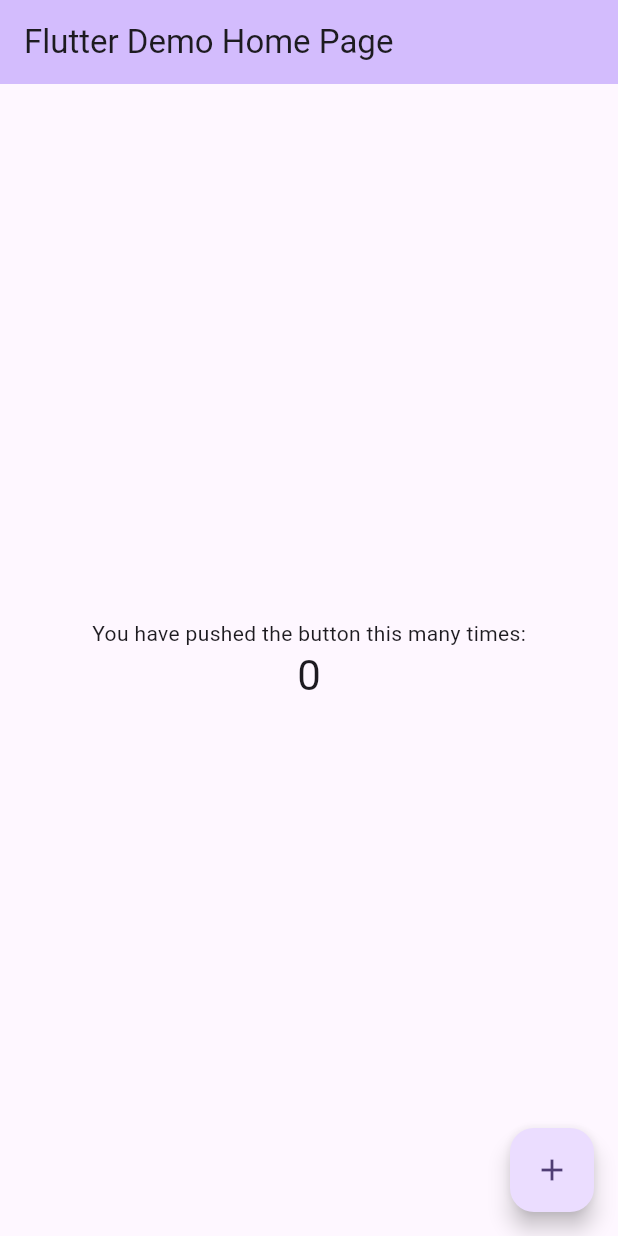
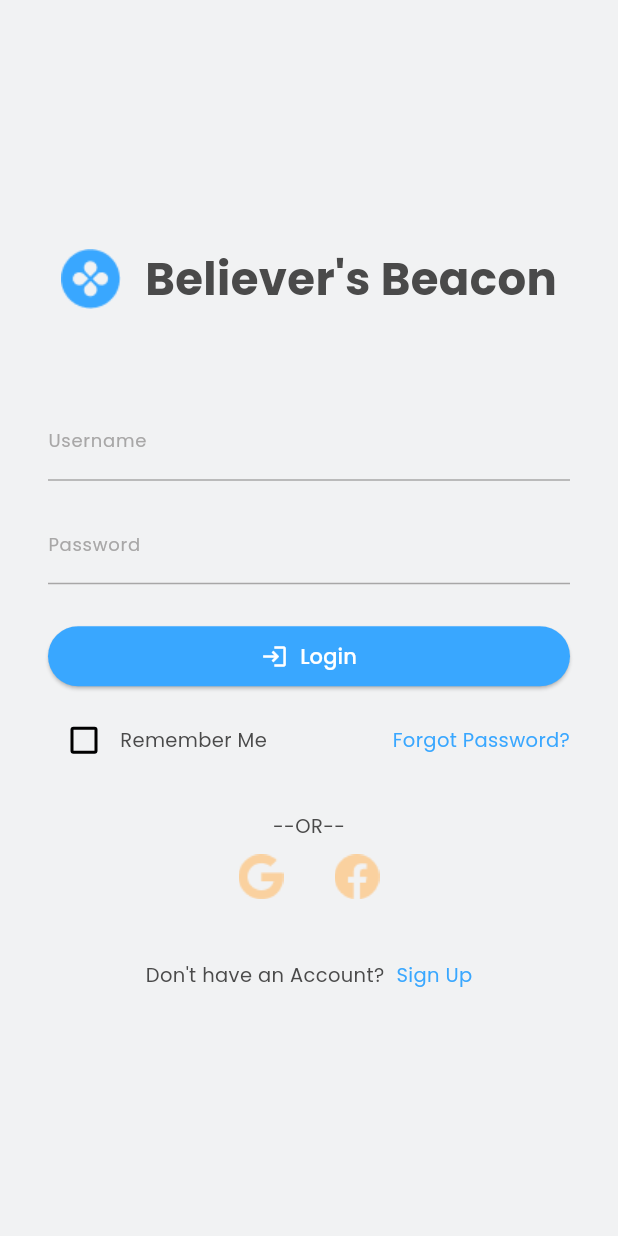
Before and after one commit to aaron-dudue99/believers_beacon, a Flutter app: the screen it shows after launch, on a phone screen of 412 x 824 dp. Run offline on Flutter 3.47's test engine with Material 3 defaults, Android fonts, the phone set to English and light mode, and no system bars; our stand-ins replace google_fonts.

Commit message:
add: login page ui, to fix: Overflow issue when keyboard is up

```diff
--- a/lib/main.dart
+++ b/lib/main.dart
@@ -1,4 +1,6 @@
+import 'package:believers_beacon/pages/login.dart';
 import 'package:flutter/material.dart';
+import 'package:google_fonts/google_fonts.dart';
 
 void main() {
   runApp(const MyApp());
@@ -7,119 +9,41 @@
 class MyApp extends StatelessWidget {
   const MyApp({super.key});
 
-  // This widget is the root of your application.
   @override
   Widget build(BuildContext context) {
     return MaterialApp(
-      title: 'Flutter Demo',
-      theme: ThemeData(
-        // This is the theme of your application.
-        //
-        // TRY THIS: Try running your application with "flutter run". You'll see
-        // the application has a purple toolbar. Then, without quitting the app,
-        // try changing the seedColor in the colorScheme below to Colors.green
-        // and then invoke "hot reload" (save your changes or press the "hot
-        // reload" button in a Flutter-supported IDE, or press "r" if you used
-        // the command line to start the app).
-        //
-        // Notice that the counter didn't reset back to zero; the application
-        // state is not lost during the reload. To reset the state, use hot
-        // restart instead.
-        //
-        // This works for code too, not just values: Most code changes can be
-        // tested with just a hot reload.
-        colorScheme: ColorScheme.fromSeed(seedColor: Colors.deepPurple),
-        useMaterial3: true,
-      ),
-      home: const MyHomePage(title: 'Flutter Demo Home Page'),
-    );
+        title: "Believer's Beacon",
+        debugShowCheckedModeBanner: false,
+        home: const LoginPage(),
+        theme: ThemeData(
+            fontFamily: 'Poppins',
+            primaryColor: const Color(0xFF39A7FF),
+            colorScheme: const ColorScheme.light(secondary: Color(0xFFFAD19F)),
+            scaffoldBackgroundColor: const Color(0xFFF1F2F3),
+            inputDecorationTheme: const InputDecorationTheme(
+              border: UnderlineInputBorder(
+                borderSide: BorderSide(
+                  color: Color(0xFFA8A7A7),
+                ),
+              ),
+            ),
+            checkboxTheme: CheckboxThemeData(
+              fillColor: MaterialStateColor.resolveWith(
+                (states) => states.contains(MaterialState.selected)
+                    ? const Color(
+                        0xFF39A7FF) // Change this to your desired border color
+                    : Colors.transparent,
+              ),
+            ),
+            textSelectionTheme: const TextSelectionThemeData(
+                cursorColor: Color(0xFF39A7FF),
+                selectionHandleColor: Color(0xFF39A7FF)),
+            textTheme: TextTheme(
+                titleMedium: GoogleFonts.poppins(
+                    fontSize: 24,
+                    textStyle: const TextStyle(color: Color(0xFF4A4A4A))),
+                bodyMedium: GoogleFonts.poppins(
+                    fontSize: 13,
+                    textStyle: const TextStyle(color: Color(0xFF4A4A4A))))));
   }
 }
-
-class MyHomePage extends StatefulWidget {
-  const MyHomePage({super.key, required this.title});
-
-  // This widget is the home page of your application. It is stateful, meaning
-  // that it has a State object (defined below) that contains fields that affect
-  // how it looks.
-
-  // This class is the configuration for the state. It holds the values (in this
-  // case the title) provided by the parent (in this case the App widget) and
-  // used by the build method of the State. Fields in a Widget subclass are
-  // always marked "final".
-
-  final String title;
-
-  @override
-  State<MyHomePage> createState() => _MyHomePageState();
-}
-
-class _MyHomePageState extends State<MyHomePage> {
-  int _counter = 0;
-
-  void _incrementCounter() {
-    setState(() {
-      // This call to setState tells the Flutter framework that something has
-      // changed in this State, which causes it to rerun the build method below
-      // so that the display can reflect the updated values. If we changed
-      // _counter without calling setState(), then the build method would not be
-      // called again, and so nothing would appear to happen.
-      _counter++;
-    });
-  }
-
-  @override
-  Widget build(BuildContext context) {
-    // This method is rerun every time setState is called, for instance as done
-    // by the _incrementCounter method above.
-    //
-    // The Flutter framework has been optimized to make rerunning build methods
-    // fast, so that you can just rebuild anything that needs updating rather
-    // than having to individually change instances of widgets.
-    return Scaffold(
-      appBar: AppBar(
-        // TRY THIS: Try changing the color here to a specific color (to
-        // Colors.amber, perhaps?) and trigger a hot reload to see the AppBar
-        // change color while the other colors stay the same.
-        backgroundColor: Theme.of(context).colorScheme.inversePrimary,
-        // Here we take the value from the MyHomePage object that was created by
-        // the App.build method, and use it to set our appbar title.
-        title: Text(widget.title),
-      ),
-      body: Center(
-        // Center is a layout widget. It takes a single child and positions it
-        // in the middle of the parent.
-        child: Column(
-          // Column is also a layout widget. It takes a list of children and
-          // arranges them vertically. By default, it sizes itself to fit its
-          // children horizontally, and tries to be as tall as its parent.
-          //
-          // Column has various properties to control how it sizes itself and
-          // how it positions its children. Here we use mainAxisAlignment to
-          // center the children vertically; the main axis here is the vertical
-          // axis because Columns are vertical (the cross axis would be
-          // horizontal).
-          //
-          // TRY THIS: Invoke "debug painting" (choose the "Toggle Debug Paint"
-          // action in the IDE, or press "p" in the console), to see the
-          // wireframe for each widget.
-          mainAxisAlignment: MainAxisAlignment.center,
-          children: <Widget>[
-            const Text(
-              'You have pushed the button this many times:',
-            ),
-            Text(
-              '$_counter',
-              style: Theme.of(context).textTheme.headlineMedium,
-            ),
-          ],
-        ),
-      ),
-      floatingActionButton: FloatingActionButton(
-        onPressed: _incrementCounter,
-        tooltip: 'Increment',
-        child: const Icon(Icons.add),
-      ), // This trailing comma makes auto-formatting nicer for build methods.
-    );
-  }
-}
--- /dev/null
+++ b/lib/pages/login.dart
@@ -0,0 +1,141 @@
+import 'package:flutter/material.dart';
+
+class LoginPage extends StatefulWidget {
+  const LoginPage({super.key});
+
+  @override
+  State<LoginPage> createState() => _LoginPageState();
+}
+
+class _LoginPageState extends State<LoginPage> {
+  bool rememberMe = false;
+
+  void onLogin() {
+    print('Login Button Pressed');
+  }
+
+  @override
+  Widget build(BuildContext context) {
+    return Scaffold(
+        body: SafeArea(
+            child: Center(
+      child: Padding(
+        padding: const EdgeInsets.symmetric(horizontal: 32),
+        child: Column(mainAxisAlignment: MainAxisAlignment.center, children: [
+          Row(
+            mainAxisAlignment: MainAxisAlignment.center,
+            children: [
+              Image.asset('assets/images/logo.png',
+                  width: 40, height: 40, fit: BoxFit.cover),
+              const SizedBox(width: 16),
+              const Text('Believer\'s Beacon',
+                  style: TextStyle(
+                    fontSize: 30,
+                    fontWeight: FontWeight.bold,
+                  ))
+            ],
+          ),
+          const SizedBox(height: 60),
+          // Text('Login', style: Theme.of(context).textTheme.titleMedium),
+          TextField(
+            cursorColor: Theme.of(context).primaryColor,
+            decoration: InputDecoration(
+              labelText: 'Username',
+              labelStyle: const TextStyle(
+                fontSize: 12,
+                color: Color(0xFFA8A7A7),
+              ),
+              enabledBorder: const UnderlineInputBorder(
+                borderSide: BorderSide(
+                    color: Color(0xFFA8A7A7)), // Disable default underline
+              ),
+              focusedBorder: UnderlineInputBorder(
+                borderSide: BorderSide(
+                    color: Theme.of(context)
+                        .primaryColor), // Disable default underline
+              ),
+            ),
+          ),
+          const SizedBox(height: 16.0),
+          TextField(
+            obscureText: true,
+            cursorColor: Theme.of(context).primaryColor,
+            decoration: InputDecoration(
+              labelText: 'Password',
+              labelStyle: const TextStyle(
+                fontSize: 12,
+                color: Color(0xFFA8A7A7),
+              ),
+              enabledBorder: const UnderlineInputBorder(
+                borderSide: BorderSide(
+                    color: Color(0xFFA8A7A7)), // Disable default underline
+              ),
+              focusedBorder: UnderlineInputBorder(
+                borderSide: BorderSide(
+                    color: Theme.of(context)
+                        .primaryColor), // Disable default underline
+              ),
+            ),
+          ),
+          const SizedBox(height: 24.0),
+          ElevatedButton(
+            onPressed: onLogin,
+            style: ElevatedButton.styleFrom(
+              backgroundColor: Theme.of(context).primaryColor,
+              foregroundColor: Colors.white,
+            ),
+            child: const Row(
+              mainAxisAlignment: MainAxisAlignment.center,
+              children: [
+                Icon(Icons.login),
+                SizedBox(width: 8),
+                Text('Login'),
+              ],
+            ),
+          ),
+          const SizedBox(height: 8.0),
+          Row(
+            children: [
+              // Checkbox(
+              //     value: rememberMe, onChanged: (value) => checkboxChanged),
+              Checkbox(
+                value: rememberMe,
+                onChanged: (value) {
+                  setState(() {
+                    rememberMe = value!;
+                  });
+                },
+                // activeColor: Theme.of(context).primaryColor,
+              ),
+              const Text('Remember Me'),
+              const Spacer(),
+              Text('Forgot Password?',
+                  style: TextStyle(
+                    color: Theme.of(context).primaryColor,
+                  )),
+            ],
+          ),
+
+          const SizedBox(height: 24.0),
+          const Text('--OR--'),
+
+          Row(
+            mainAxisAlignment: MainAxisAlignment.center,
+            children: [
+              Image.asset('assets/images/google.png', width: 48, height: 48),
+              const SizedBox(width: 16.0),
+              Image.asset('assets/images/facebook.png', width: 48, height: 48),
+            ],
+          ),
+          const SizedBox(height: 32.0),
+          Row(mainAxisAlignment: MainAxisAlignment.center, children: [
+            const Text('Don\'t have an Account?'),
+            const SizedBox(width: 8.0),
+            Text('Sign Up',
+                style: TextStyle(color: Theme.of(context).primaryColor)),
+          ]),
+        ]),
+      ),
+    )));
+  }
+}
```
Also changed, not shown: pubspec.yaml (+15 -18 lines), assets/fonts/Poppins-Bold.ttf (added), assets/fonts/Poppins-BoldItalic.ttf (added), assets/fonts/Poppins-Medium.ttf (added), assets/fonts/Poppins-MediumItalic.ttf (added), assets/fonts/Poppins-Regular.ttf (added), assets/fonts/Poppins-SemiBold.ttf (added), assets/fonts/Poppins-SemiBoldItalic.ttf (added), assets/images/facebook.png (added), assets/images/google.png (added), assets/images/logo.png (added), assets/images/logo.svg (added), pubspec.lock, 4 other files.
